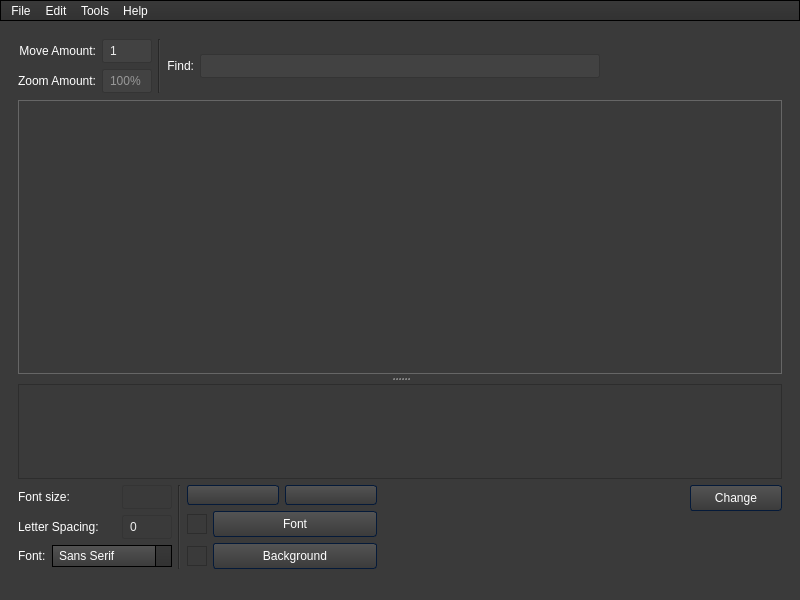
WTS012201/Text-Extraction-Tool, file forms/mainwindow.ui: the form before one commit.
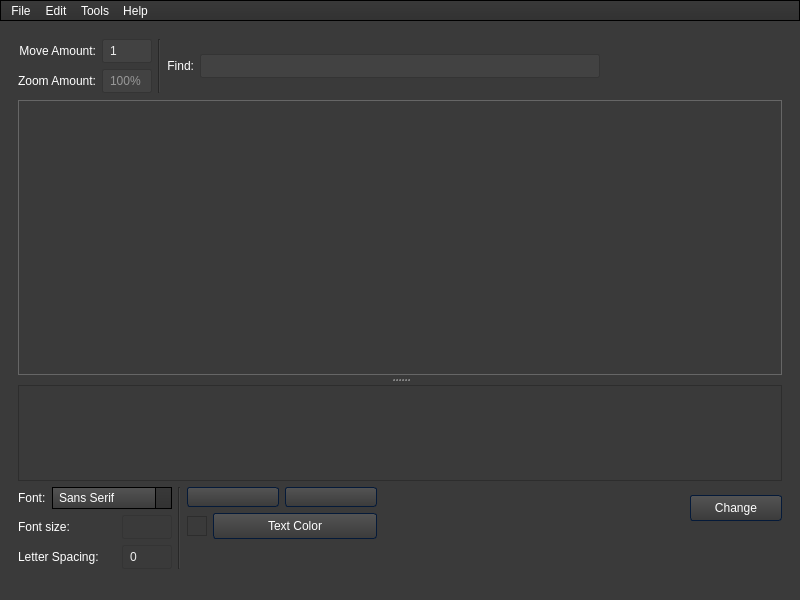
The form after the commit. Icons and pictures are not drawn.

Commit message: tool hints

What changed in the file:
```diff
--- a/forms/mainwindow.ui
+++ b/forms/mainwindow.ui
@@ -1233,80 +1233,13 @@
                <item>
                 <layout class="QHBoxLayout" name="textOptions" stretch="0,0,0,6,0">
                  <property name="sizeConstraint">
-                  <enum>QLayout::SetMinAndMaxSize</enum>
+                  <enum>QLayout::SetFixedSize</enum>
                  </property>
                  <item>
                   <layout class="QVBoxLayout" name="verticalLayout_5">
                    <property name="sizeConstraint">
-                    <enum>QLayout::SetFixedSize</enum>
+                    <enum>QLayout::SetMinimumSize</enum>
                    </property>
-                   <item>
-                    <layout class="QHBoxLayout" name="horizontalLayout_7">
-                     <property name="sizeConstraint">
-                      <enum>QLayout::SetFixedSize</enum>
-                     </property>
-                     <item>
-                      <widget class="QLabel" name="fontSizeLabel">
-                       <property name="text">
-                        <string>Font size:</string>
-                       </property>
-                      </widget>
-                     </item>
-                     <item>
-                      <widget class="QLineEdit" name="fontSizeInput">
-                       <property name="sizePolicy">
-                        <sizepolicy hsizetype="Fixed" vsizetype="Fixed">
-                         <horstretch>0</horstretch>
-                         <verstretch>0</verstretch>
-                        </sizepolicy>
-                       </property>
-                       <property name="maximumSize">
-                        <size>
-                         <width>50</width>
-                         <height>16777215</height>
-                        </size>
-                       </property>
-                       <property name="styleSheet">
-                        <string notr="true">.QLineEdit{
-background:transparent;
-}</string>
-                       </property>
-                      </widget>
-                     </item>
-                    </layout>
-                   </item>
-                   <item>
-                    <layout class="QHBoxLayout" name="horizontalLayout_2">
-                     <item>
-                      <widget class="QLabel" name="label_4">
-                       <property name="text">
-                        <string>Letter Spacing:</string>
-                       </property>
-                      </widget>
-                     </item>
-                     <item>
-                      <widget class="QLineEdit" name="letterSpacing">
-                       <property name="maximumSize">
-                        <size>
-                         <width>50</width>
-                         <height>16777215</height>
-                        </size>
-                       </property>
-                       <property name="styleSheet">
-                        <string notr="true">.QLineEdit{
-background:transparent;
-}</string>
-                       </property>
-                       <property name="text">
-                        <string>0</string>
-                       </property>
-                       <property name="placeholderText">
-                        <string>100%</string>
-                       </property>
-                      </widget>
-                     </item>
-                    </layout>
-                   </item>
                    <item>
                     <layout class="QHBoxLayout" name="horizontalLayout_6">
                      <property name="sizeConstraint">
@@ -1365,6 +1298,92 @@
                      </item>
                     </layout>
                    </item>
+                   <item>
+                    <layout class="QHBoxLayout" name="horizontalLayout_7">
+                     <property name="sizeConstraint">
+                      <enum>QLayout::SetFixedSize</enum>
+                     </property>
+                     <item>
+                      <widget class="QLabel" name="fontSizeLabel">
+                       <property name="text">
+                        <string>Font size:</string>
+                       </property>
+                      </widget>
+                     </item>
+                     <item>
+                      <widget class="QLineEdit" name="fontSizeInput">
+                       <property name="sizePolicy">
+                        <sizepolicy hsizetype="Fixed" vsizetype="Fixed">
+                         <horstretch>0</horstretch>
+                         <verstretch>0</verstretch>
+                        </sizepolicy>
+                       </property>
+                       <property name="maximumSize">
+                        <size>
+                         <width>50</width>
+                         <height>16777215</height>
+                        </size>
+                       </property>
+                       <property name="styleSheet">
+                        <string notr="true">.QLineEdit{
+background:transparent;
+}</string>
+                       </property>
+                      </widget>
+                     </item>
+                    </layout>
+                   </item>
+                   <item>
+                    <layout class="QHBoxLayout" name="horizontalLayout_2">
+                     <property name="sizeConstraint">
+                      <enum>QLayout::SetFixedSize</enum>
+                     </property>
+                     <item>
+                      <widget class="QLabel" name="label_4">
+                       <property name="text">
+                        <string>Letter Spacing:</string>
+                       </property>
+                      </widget>
+                     </item>
+                     <item>
+                      <widget class="QLineEdit" name="letterSpacing">
+                       <property name="maximumSize">
+                        <size>
+                         <width>50</width>
+                         <height>16777215</height>
+                        </size>
+                       </property>
+                       <property name="styleSheet">
+                        <string notr="true">.QLineEdit{
+background:transparent;
+}</string>
+                       </property>
+                       <property name="text">
+                        <string>0</string>
+                       </property>
+                       <property name="placeholderText">
+                        <string>100%</string>
+                       </property>
+                      </widget>
+                     </item>
+                    </layout>
+                   </item>
+                   <item>
+                    <spacer name="verticalSpacer_3">
+                     <property name="orientation">
+                      <enum>Qt::Vertical</enum>
+                     </property>
+                     <property name="sizeType">
+                      <enum>QSizePolicy::Maximum</enum>
+                     </property>
+                     <property name="sizeHint" stdset="0">
+                      <size>
+                       <width>20</width>
+                       <height>40</height>
+                      </size>
+                     </property>
+                    </spacer>
+                   </item>
                   </layout>
                  </item>
                  <item>
@@ -1466,44 +1485,27 @@
                         </sizepolicy>
                        </property>
                        <property name="text">
-                        <string>Font</string>
+                        <string>Text Color</string>
                        </property>
                       </widget>
                      </item>
                     </layout>
                    </item>
                    <item>
-                    <layout class="QHBoxLayout" name="horizontalLayout_8">
-                     <item>
-                      <widget class="QGraphicsView" name="colorSelect_2">
-                       <property name="sizePolicy">
-                        <sizepolicy hsizetype="Preferred" vsizetype="Preferred">
-                         <horstretch>0</horstretch>
-                         <verstretch>0</verstretch>
-                        </sizepolicy>
-                       </property>
-                       <property name="maximumSize">
-                        <size>
-                         <width>20</width>
-                         <height>20</height>
-                        </size>
-                       </property>
-                      </widget>
-                     </item>
-                     <item>
-                      <widget class="QPushButton" name="color_2">
-                       <property name="sizePolicy">
-                        <sizepolicy hsizetype="Minimum" vsizetype="Minimum">
-                         <horstretch>0</horstretch>
-                         <verstretch>0</verstretch>
-                        </sizepolicy>
-                       </property>
-                       <property name="text">
-                        <string>Background</string>
-                       </property>
-                      </widget>
-                     </item>
-                    </layout>
+                    <spacer name="verticalSpacer_2">
+                     <property name="orientation">
+                      <enum>Qt::Vertical</enum>
+                     </property>
+                     <property name="sizeType">
+                      <enum>QSizePolicy::Maximum</enum>
+                     </property>
+                     <property name="sizeHint" stdset="0">
+                      <size>
+                       <width>20</width>
+                       <height>40</height>
+                      </size>
+                     </property>
+                    </spacer>
                    </item>
                   </layout>
                  </item>
@@ -1534,6 +1536,9 @@
                      <property name="orientation">
                       <enum>Qt::Vertical</enum>
                      </property>
+                     <property name="sizeType">
+                      <enum>QSizePolicy::Maximum</enum>
+                     </property>
                      <property name="sizeHint" stdset="0">
                       <size>
                        <width>20</width>
```
Left out of the diff: 12 changed lines with no effect on the pictures.
